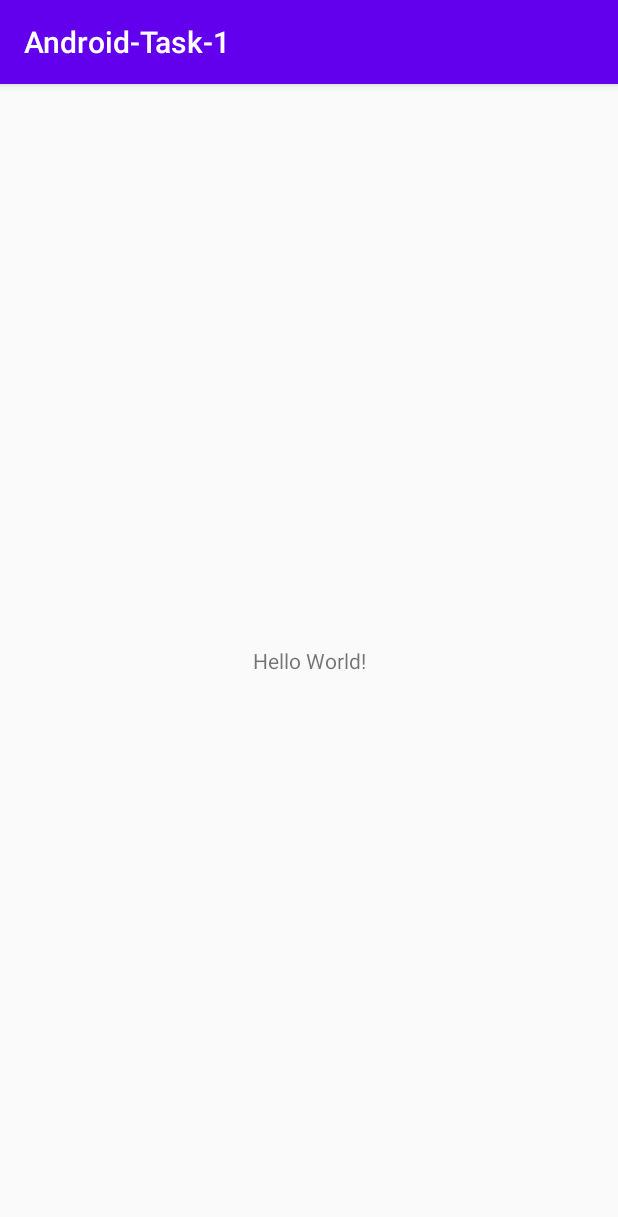
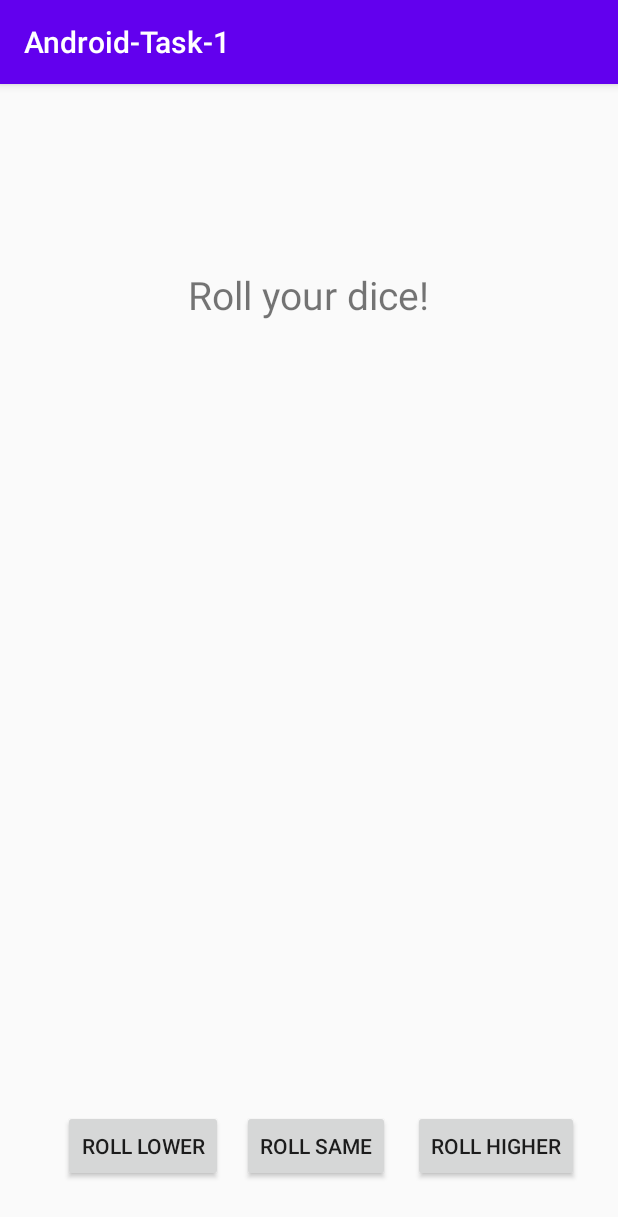
Before and after one commit to mennolp098/Android-Task-1, an Android app: the screen it shows after launch (MainActivity), on a phone screen of 412 x 824 dp. Shown: the top 1217 px of the screen. Run offline under Robolectric (Android 15) with nearby library versions, the phone set to English and light mode, and no system bars.

Commit message:
Added event listeners on buttons, set some constants and also created a start on rolling the dice

```diff
--- a/app/build.gradle
+++ b/app/build.gradle
@@ -21,6 +21,10 @@ android {
             proguardFiles getDefaultProguardFile('proguard-android-optimize.txt'), 'proguard-rules.pro'
         }
     }
+
+    buildFeatures {
+        viewBinding = true
+    }
 }
 
 dependencies {
--- a/app/src/main/java/com/example/android_task_1/MainActivity.kt
+++ b/app/src/main/java/com/example/android_task_1/MainActivity.kt
@@ -2,10 +2,37 @@ package com.example.android_task_1
 
 import androidx.appcompat.app.AppCompatActivity
 import android.os.Bundle
+import com.example.android_task_1.databinding.ActivityMainBinding
+import kotlinx.android.synthetic.main.activity_main.*
 
 class MainActivity : AppCompatActivity() {
+    private lateinit var binding: ActivityMainBinding
+    private val MAX_NUMBER:Int = 6;
+    private val MIN_NUMBER:Int = 0;
+
     override fun onCreate(savedInstanceState: Bundle?) {
         super.onCreate(savedInstanceState)
-        setContentView(R.layout.activity_main)
+        binding = ActivityMainBinding.inflate(layoutInflater)
+        setContentView(binding.root) // Sets the activity layout
+
+        setButtonListeners();
     }
+
+    private fun setButtonListeners() {
+        binding.rollHighButton.setOnClickListener {
+            rollDice(MIN_NUMBER, MAX_NUMBER)
+        }
+        binding.rollLowButton.setOnClickListener {
+            rollDice(MIN_NUMBER, MAX_NUMBER)
+        }
+        binding.rollHighButton.setOnClickListener {
+            rollDice(MIN_NUMBER, MAX_NUMBER)
+        }
+    }
+
+    private fun rollDice(min:Int, max:Int) {
+        val dice = (Math.random() * ((max - min) + 1)) + min
+        println(dice);
+    }
+
 }
--- a/app/src/main/res/layout/activity_main.xml
+++ b/app/src/main/res/layout/activity_main.xml
@@ -7,12 +7,65 @@
     tools:context=".MainActivity">
 
     <TextView
+        android:id="@+id/textView2"
         android:layout_width="wrap_content"
         android:layout_height="wrap_content"
-        android:text="Hello World!"
+        android:text="@string/roll_dice"
+        android:textSize="26sp"
         app:layout_constraintBottom_toBottomOf="parent"
+        app:layout_constraintHorizontal_bias="0.498"
         app:layout_constraintLeft_toLeftOf="parent"
         app:layout_constraintRight_toRightOf="parent"
-        app:layout_constraintTop_toTopOf="parent" />
+        app:layout_constraintTop_toTopOf="parent"
+        app:layout_constraintVertical_bias="0.167" />
+
+    <Button
+        android:id="@+id/rollLowButton"
+        android:layout_width="wrap_content"
+        android:layout_height="wrap_content"
+        android:text="@string/roll_low"
+        app:layout_constraintBottom_toBottomOf="parent"
+        app:layout_constraintEnd_toEndOf="parent"
+        app:layout_constraintHorizontal_bias="0.138"
+        app:layout_constraintStart_toStartOf="parent"
+        app:layout_constraintTop_toTopOf="parent"
+        app:layout_constraintVertical_bias="0.95" />
+
+    <Button
+        android:id="@+id/rollHighButton"
+        android:layout_width="wrap_content"
+        android:layout_height="wrap_content"
+        android:text="@string/roll_high"
+        app:layout_constraintBottom_toBottomOf="parent"
+        app:layout_constraintEnd_toEndOf="parent"
+        app:layout_constraintHorizontal_bias="0.913"
+        app:layout_constraintStart_toStartOf="parent"
+        app:layout_constraintTop_toTopOf="parent"
+        app:layout_constraintVertical_bias="0.95" />
+
+    <Button
+        android:id="@+id/rollSameButton"
+        android:layout_width="wrap_content"
+        android:layout_height="wrap_content"
+        android:text="@string/roll_same"
+        app:layout_constraintBottom_toBottomOf="parent"
+        app:layout_constraintEnd_toStartOf="@+id/rollHighButton"
+        app:layout_constraintHorizontal_bias="0.461"
+        app:layout_constraintStart_toEndOf="@+id/rollLowButton"
+        app:layout_constraintTop_toTopOf="parent"
+        app:layout_constraintVertical_bias="0.95" />
+
+    <TextView
+        android:id="@+id/diceTextView"
+        android:layout_width="wrap_content"
+        android:layout_height="wrap_content"
+        android:layout_marginTop="100dp"
+        android:textSize="18sp"
+        app:layout_constraintBottom_toBottomOf="parent"
+        app:layout_constraintEnd_toEndOf="parent"
+        app:layout_constraintHorizontal_bias="0.498"
+        app:layout_constraintStart_toStartOf="parent"
+        app:layout_constraintTop_toBottomOf="@+id/textView2"
+        app:layout_constraintVertical_bias="0.0" />
 
 </androidx.constraintlayout.widget.ConstraintLayout>
--- a/app/src/main/res/values/strings.xml
+++ b/app/src/main/res/values/strings.xml
@@ -1,3 +1,8 @@
 <resources>
     <string name="app_name">Android-Task-1</string>
+    <string name="roll_dice">Roll your dice!</string>
+    <string name="roll_high">Roll higher</string>
+    <string name="roll_low">Roll lower</string>
+    <string name="roll_same">Roll same</string>
+
 </resources>
```
